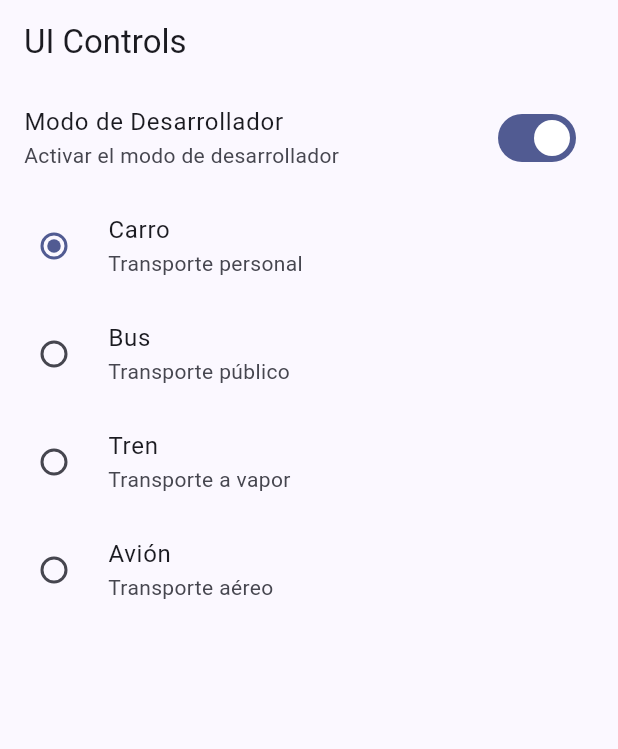
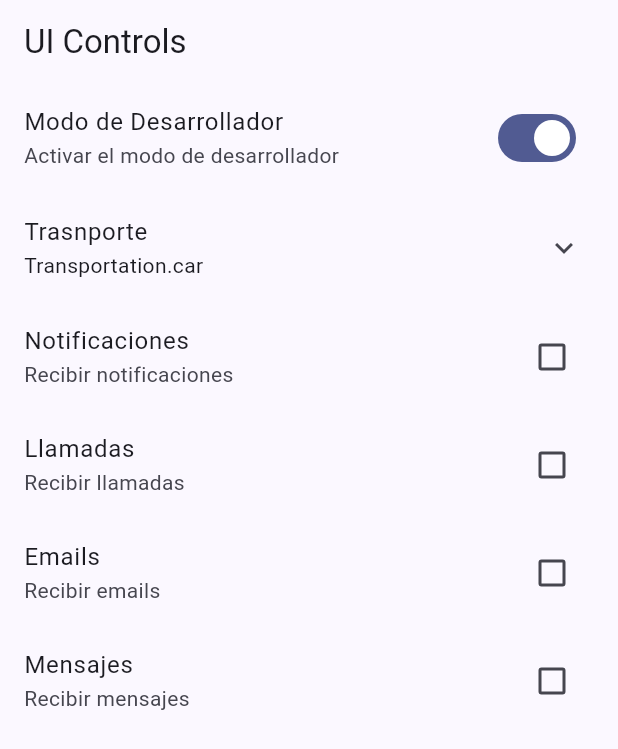
Before and after one commit to criticalRobin/widgets_app_flutter, a Flutter app: the UiControlsScreen screen opened by its route, on a phone screen of 412 x 824 dp. Shown: the top 749 px of the screen. Run offline on Flutter 3.47's test engine with Material 3 defaults, Android fonts, the phone set to English and light mode, and no system bars; our stand-ins replace go_router.

```diff
--- a/lib/presentation/screens/ui_controls/ui_controls_screen.dart
+++ b/lib/presentation/screens/ui_controls/ui_controls_screen.dart
@@ -28,6 +28,10 @@ enum Transportation { car, bus, train, plane }
 class _UiControlsViewState extends State<_UiControlsView> {
   bool isDeveloperMode = true;
   Transportation selectedTransportation = Transportation.car;
+  bool wantToReceiveNotifications = false;
+  bool wantToReceiveEmails = false;
+  bool wantToReceiveCalls = false;
+  bool wantToReceiveMessages = false;
 
   @override
   Widget build(BuildContext context) {
@@ -40,6 +44,10 @@ class _UiControlsViewState extends State<_UiControlsView> {
             onChanged: (value) {
               setState(() => isDeveloperMode = !isDeveloperMode);
             }),
+        ExpansionTile(
+          title: const Text("Trasnporte"),
+          subtitle: Text('$selectedTransportation'),
+          children: [
             RadioListTile(
                 title: const Text("Carro"),
                 subtitle: const Text("Transporte personal"),
@@ -73,6 +81,42 @@ class _UiControlsViewState extends State<_UiControlsView> {
                       selectedTransportation = Transportation.plane;
                     })),
           ],
+        ),
+        CheckboxListTile(
+            title: const Text("Notificaciones"),
+            subtitle: const Text("Recibir notificaciones"),
+            value: wantToReceiveNotifications,
+            onChanged: (value) => setState(() {
+                  wantToReceiveNotifications = !wantToReceiveNotifications;
+                })),
+        CheckboxListTile(
+            title: const Text("Llamadas"),
+            subtitle: const Text("Recibir llamadas"),
+            value: wantToReceiveCalls,
+            onChanged: (value) {
+              setState(() {
+                wantToReceiveCalls = !wantToReceiveCalls;
+              });
+            }),
+        CheckboxListTile(
+            title: const Text("Emails"),
+            subtitle: const Text("Recibir emails"),
+            value: wantToReceiveEmails,
+            onChanged: (value) {
+              setState(() {
+                wantToReceiveEmails = !wantToReceiveEmails;
+              });
+            }),
+        CheckboxListTile(
+            title: const Text("Mensajes"),
+            subtitle: const Text("Recibir mensajes"),
+            value: wantToReceiveMessages,
+            onChanged: (value) {
+              setState(() {
+                wantToReceiveMessages = !wantToReceiveMessages;
+              });
+            }),
+      ],
     );
   }
 }
```
Lines whose indentation alone changed are shown as unchanged.
